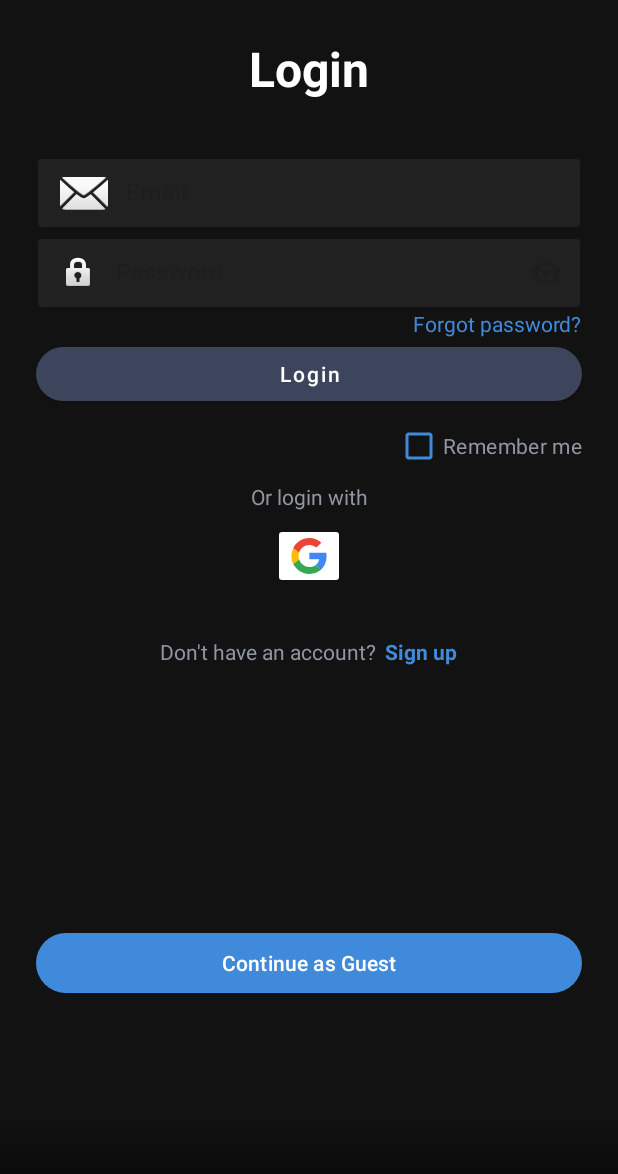
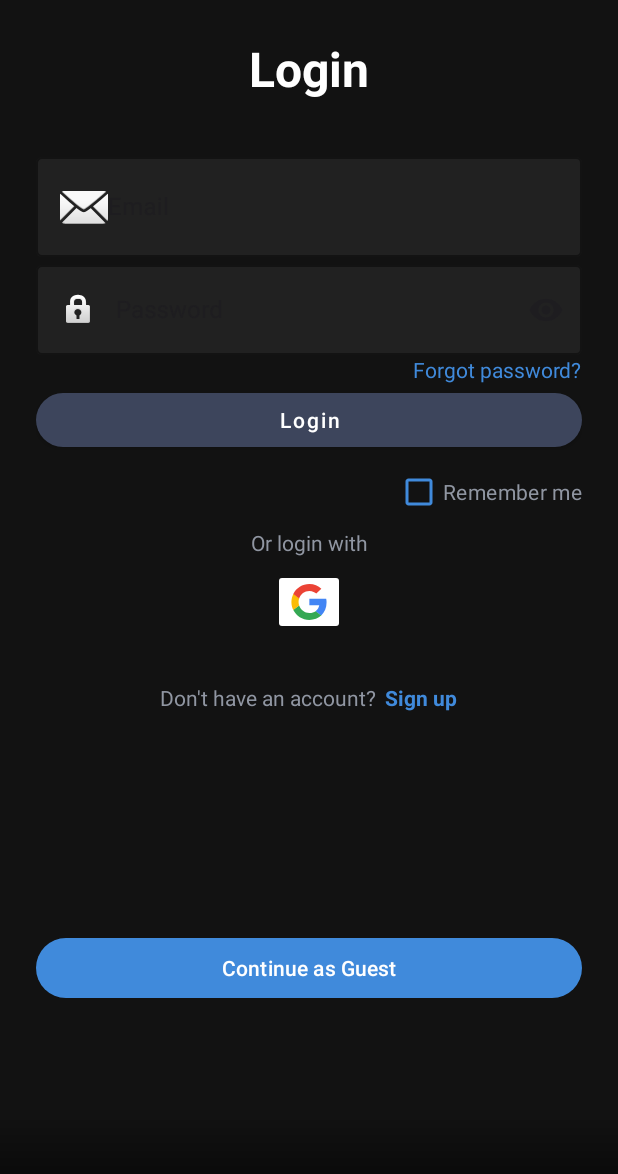
Before and after one commit to Kochipek/obss-movies, an Android app: the LoginFragment screen opened through its navigation route, on a phone screen of 412 x 824 dp. Shown: the top 1174 px of the screen. Run offline under Robolectric (Android 15) with nearby library versions, the phone set to English and light mode, and no system bars; our stand-ins replace Dagger/Hilt's generated code, Firebase (no records; nobody signed in at launch, a user with empty details on screens opened directly), navigation-ui; libraries missing offline, so code that uses them is left out: com.tbuonomo.viewpagerdotsindicator; 2 statements that could not run were skipped.

Commit message:
Update login layout: adjust padding, hint colors, and input field heights

```diff
--- a/app/src/main/res/layout/fragment_login.xml
+++ b/app/src/main/res/layout/fragment_login.xml
@@ -19,7 +19,8 @@
 
         <androidx.constraintlayout.widget.ConstraintLayout
             android:layout_width="match_parent"
-            android:layout_height="wrap_content">
+            android:layout_height="wrap_content"
+            android:paddingBottom="24dp">
 
             <TextView
                 android:id="@+id/tv_login_title"
@@ -43,7 +44,7 @@
                 android:layout_marginBottom="16dp"
                 app:boxBackgroundColor="@color/semi_transparent_gray"
                 app:boxStrokeColor="@color/primary_blue"
-                app:hintTextColor="@color/dark_secondary"
+                app:hintTextColor="@color/dark_yellow"
                 app:layout_constraintEnd_toEndOf="parent"
                 app:layout_constraintStart_toStartOf="parent"
                 app:layout_constraintTop_toBottomOf="@id/tv_login_title">
@@ -51,19 +52,20 @@
                 <com.google.android.material.textfield.TextInputEditText
                     android:id="@+id/et_email"
                     android:layout_width="match_parent"
-                    android:layout_height="48dp"
+                    android:layout_height="wrap_content"
                     android:drawableStart="@android:drawable/ic_dialog_email"
-                    android:drawablePadding="12dp"
                     android:hint="@string/email"
                     android:inputType="textEmailAddress"
                     android:textColor="@color/white"
-                    android:textColorHint="@color/dark_secondary" />
+                    app:hintTextColor="@color/dark_yellow" />
+
             </com.google.android.material.textfield.TextInputLayout>
+
 
             <com.google.android.material.textfield.TextInputLayout
                 android:id="@+id/til_password"
                 style="@style/Widget.MaterialComponents.TextInputLayout.OutlinedBox"
-                android:layout_width="0dp"
+                android:layout_width="match_parent"
                 android:layout_height="wrap_content"
                 android:layout_marginBottom="12dp"
                 app:boxBackgroundColor="@color/semi_transparent_gray"
@@ -77,7 +79,7 @@
                 <com.google.android.material.textfield.TextInputEditText
                     android:id="@+id/et_password"
                     android:layout_width="match_parent"
-                    android:layout_height="48dp"
+                    android:layout_height="wrap_content"
                     android:drawableStart="@android:drawable/ic_lock_idle_lock"
                     android:drawablePadding="12dp"
                     android:hint="@string/password"
@@ -95,23 +97,22 @@
                 android:visibility="gone"
                 app:boxBackgroundColor="@color/semi_transparent_gray"
                 app:boxStrokeColor="@color/primary_blue"
-                app:hintTextColor="@color/dark_secondary"
+                app:hintTextColor="@color/dark_yellow"
                 app:layout_constraintEnd_toEndOf="parent"
                 app:layout_constraintStart_toStartOf="parent"
-                app:layout_constraintTop_toBottomOf="@id/til_email">
+                app:layout_constraintTop_toBottomOf="@id/til_password">
 
                 <com.google.android.material.textfield.TextInputEditText
                     android:id="@+id/et_username"
                     android:layout_width="match_parent"
                     android:layout_height="48dp"
-                    android:drawableStart="@android:drawable/ic_menu_myplaces"
+                    android:drawableStart="@drawable/outline_person_24"
                     android:drawablePadding="12dp"
                     android:hint="@string/username"
                     android:inputType="textPersonName"
                     android:textColor="@color/white"
                     android:textColorHint="@color/dark_secondary" />
             </com.google.android.material.textfield.TextInputLayout>
-
 
             <TextView
                 android:id="@+id/tv_forgot_password"
@@ -122,7 +123,7 @@
                 android:textColor="@color/primary_blue"
                 android:textSize="14sp"
                 app:layout_constraintEnd_toEndOf="parent"
-                app:layout_constraintTop_toBottomOf="@id/til_password" />
+                app:layout_constraintTop_toBottomOf="@id/til_username" />
 
             <com.google.android.material.button.MaterialButton
                 android:id="@+id/btn_login"
@@ -157,7 +158,7 @@
                 android:textSize="14sp"
                 app:layout_constraintEnd_toEndOf="parent"
                 app:layout_constraintStart_toStartOf="parent"
-                app:layout_constraintTop_toBottomOf="@+id/checkbox_remember_me" />
+                app:layout_constraintTop_toBottomOf="@id/checkbox_remember_me" />
 
             <androidx.appcompat.widget.AppCompatImageButton
                 android:id="@+id/btn_google_login"
```
